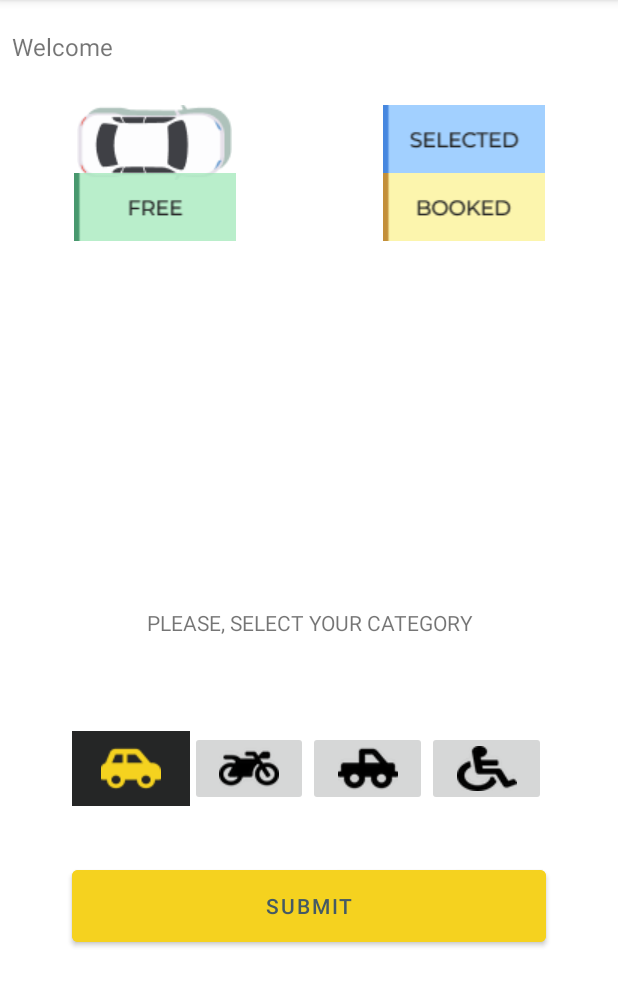
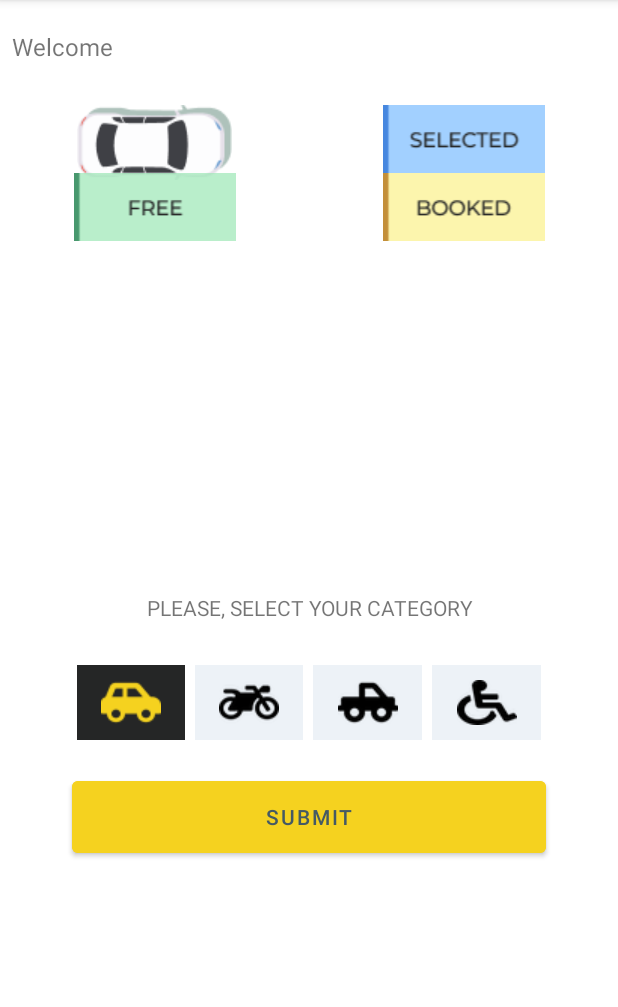
Before and after one commit to leandrofahur/F21G10_SmartParking, an Android app: the screen it shows after launch (UserActivity), after a tap on "Car", on a phone screen of 412 x 824 dp, the part 84-1091 px from its top. Run offline under Robolectric (Android 15) with nearby library versions, the phone set to English and light mode, and no system bars.

Commit message:
finished imagae buttons

```diff
--- a/SmartParking/app/src/main/java/com/example/smartparking/activities/UserActivity.java
+++ b/SmartParking/app/src/main/java/com/example/smartparking/activities/UserActivity.java
@@ -34,7 +34,8 @@ public class UserActivity extends AppCompatActivity {
     private ImageButton disabledImgBtn;
     private Button submitBtn;
 
-    Toast currToast;
+    private String control;
+    private Toast currToast;
     private int clickedItemInd = -1;
 
 
@@ -78,31 +79,79 @@ public class UserActivity extends AppCompatActivity {
 
         //image buttons
 
-        //on click listener - toast of names for each type of vehicle
-        //on click listener - change background to black & image color to yellow
+        //toast of names for each type of vehicle && change background to black and image color to yellow
+
+        List<ImageButton> viewBtns = new ArrayList<>();
+        viewBtns.add(carsImgBtn);
+        viewBtns.add(bikeImgBtn);
+        viewBtns.add(vanImgBtn);
+        viewBtns.add(disabledImgBtn);
+
+        List<Integer> originalImgBtn = new ArrayList<>();
+        originalImgBtn.add(R.drawable.car);
+        originalImgBtn.add(R.drawable.bike);
+        originalImgBtn.add(R.drawable.van);
+        originalImgBtn.add(R.drawable.disabled);
+
         carsImgBtn.setOnClickListener(view -> {
+
+            for(int i = 0; i < viewBtns.size(); i++) {
+                if(viewBtns.get(i).getId() == carsImgBtn.getId()) {
                     carsImgBtn.setImageResource(R.drawable.carclicked);
                     carsImgBtn.setBackgroundColor(getResources().getColor(R.color.gray_800));
                     currToast = Toast.makeText(UserActivity.this, "Car", Toast.LENGTH_LONG);
                     currToast.show();
+                } else {
+                    viewBtns.get(i).setBackgroundColor(getResources().getColor(R.color.gray_200));
+                    viewBtns.get(i).setImageResource(originalImgBtn.get(i));
+                }
+            }
         });
+
         bikeImgBtn.setOnClickListener(view -> {
+
+            for(int i = 0; i < viewBtns.size(); i++) {
+                if(viewBtns.get(i).getId() == bikeImgBtn.getId()) {
                     bikeImgBtn.setImageResource(R.drawable.bikeclicked);
                     bikeImgBtn.setBackgroundColor(getResources().getColor(R.color.gray_800));
                     currToast = Toast.makeText(UserActivity.this, "Bike", Toast.LENGTH_LONG);
                     currToast.show();
+                } else {
+                    viewBtns.get(i).setBackgroundColor(getResources().getColor(R.color.gray_200));
+                    viewBtns.get(i).setImageResource(originalImgBtn.get(i));
+                }
+            }
         });
+
         vanImgBtn.setOnClickListener(view -> {
+
+            for(int i = 0; i < viewBtns.size(); i++) {
+                if(viewBtns.get(i).getId() == vanImgBtn.getId()) {
+
                     vanImgBtn.setImageResource(R.drawable.vanclicked);
                     vanImgBtn.setBackgroundColor(getResources().getColor(R.color.gray_800));
                     currToast = Toast.makeText(UserActivity.this, "Van", Toast.LENGTH_LONG);
                     currToast.show();
+                } else {
+                    viewBtns.get(i).setBackgroundColor(getResources().getColor(R.color.gray_200));
+                    viewBtns.get(i).setImageResource(originalImgBtn.get(i));
+                }
+            }
         });
+
         disabledImgBtn.setOnClickListener(view -> {
+
+            for(int i = 0; i < viewBtns.size(); i++) {
+                if(viewBtns.get(i).getId() == disabledImgBtn.getId()) {
                     disabledImgBtn.setImageResource(R.drawable.disabledclicked);
                     disabledImgBtn.setBackgroundColor(getResources().getColor(R.color.gray_800));
                     currToast = Toast.makeText(UserActivity.this, "Disabled", Toast.LENGTH_LONG);
                     currToast.show();
+                } else {
+                    viewBtns.get(i).setBackgroundColor(getResources().getColor(R.color.gray_200));
+                    viewBtns.get(i).setImageResource(originalImgBtn.get(i));
+                }
+            }
         });
 
         //padding adjustment
--- a/SmartParking/app/src/main/res/layout/activity_user.xml
+++ b/SmartParking/app/src/main/res/layout/activity_user.xml
@@ -46,7 +46,6 @@
         android:id="@+id/txtViewSelectCategory"
         android:layout_width="match_parent"
         android:layout_height="50dp"
-        android:layout_marginTop="10dp"
         android:gravity="center"
         android:text="@string/txtViewCategory" />
 
@@ -59,15 +58,15 @@
             android:layout_width="match_parent"
             android:layout_height="60dp"
             android:layout_marginStart="48dp"
+            android:layout_marginTop="18dp"
             android:layout_marginEnd="48dp"
             android:backgroundTint="@color/yellow_500"
             android:gravity="center"
             android:text="@string/btnSubmit"
             android:textColor="#455A64"
-            app:layout_constraintBottom_toBottomOf="parent"
             app:layout_constraintEnd_toEndOf="parent"
             app:layout_constraintStart_toStartOf="parent"
-            app:layout_constraintTop_toTopOf="parent" />
+            app:layout_constraintTop_toBottomOf="@+id/linearLayout2" />
 
         <LinearLayout
             android:id="@+id/linearLayout2"
@@ -78,7 +77,6 @@
             android:gravity="center"
             android:orientation="horizontal"
             android:paddingTop="10dp"
-            app:layout_constraintBottom_toTopOf="@+id/btnSubmit"
             app:layout_constraintEnd_toEndOf="parent"
             app:layout_constraintStart_toStartOf="parent"
             app:layout_constraintTop_toTopOf="parent">
@@ -87,6 +85,7 @@
                 android:id="@+id/imgBtnCars"
                 android:layout_width="wrap_content"
                 android:layout_height="wrap_content"
+                android:layout_margin="3dp"
                 android:layout_weight="0.25"
                 android:contentDescription="@string/btnImageCars"
                 app:srcCompat="@drawable/car"
@@ -96,6 +95,7 @@
                 android:id="@+id/imgBtnBike"
                 android:layout_width="wrap_content"
                 android:layout_height="wrap_content"
+                android:layout_margin="3dp"
                 android:layout_weight="0.25"
                 android:contentDescription="@string/btnImageBike"
                 app:srcCompat="@drawable/bike"
@@ -105,6 +105,7 @@
                 android:id="@+id/imgBtnVan"
                 android:layout_width="wrap_content"
                 android:layout_height="wrap_content"
+                android:layout_margin="3dp"
                 android:layout_weight="0.25"
                 android:contentDescription="@string/btnImageVan"
                 app:srcCompat="@drawable/van"
@@ -114,6 +115,7 @@
                 android:id="@+id/imgBtnDisabled"
                 android:layout_width="wrap_content"
                 android:layout_height="wrap_content"
+                android:layout_margin="3dp"
                 android:layout_weight="0.25"
                 android:contentDescription="@string/btnImageDisabled"
                 app:srcCompat="@drawable/disabled"
```
Lines whose indentation alone changed are shown as unchanged.
